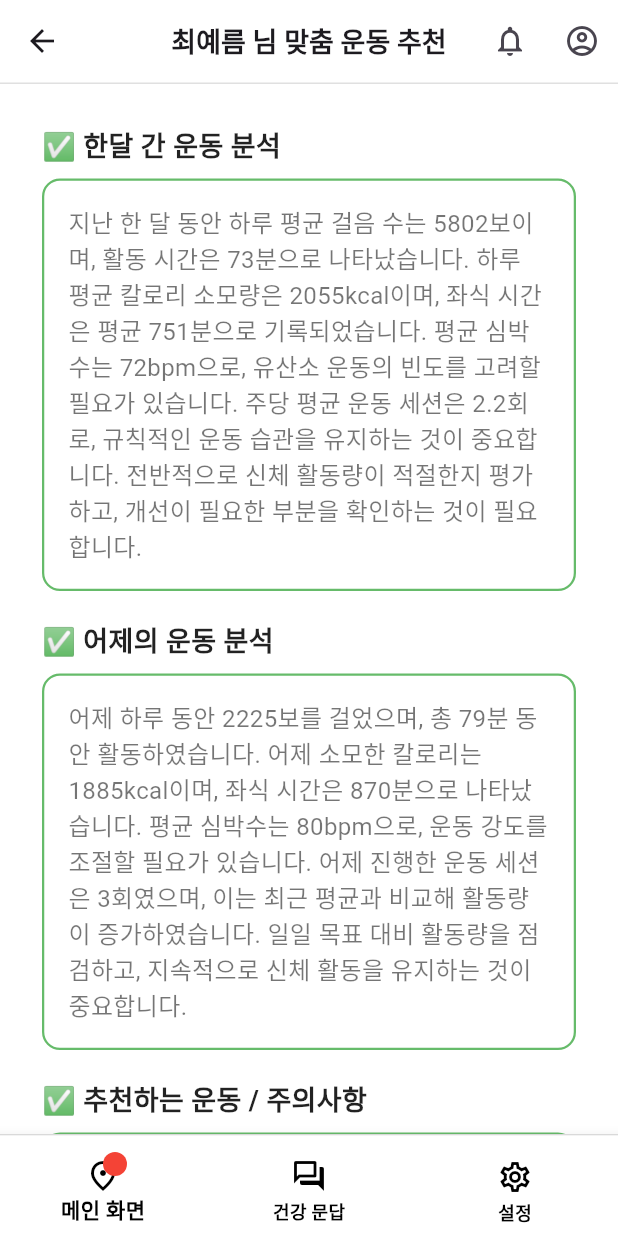
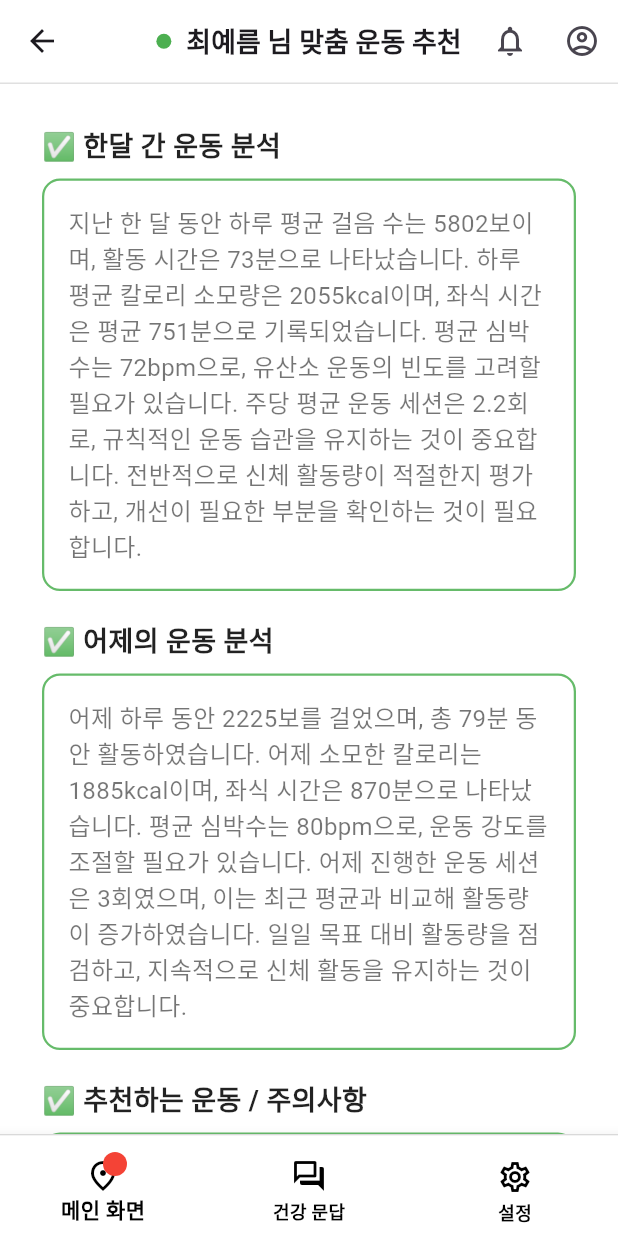
Before and after one commit to CapstonProduct/day_in_bloom_v1, a Flutter app: the ExerciseRecommendationScreen screen opened by its route, on a phone screen of 412 x 824 dp. Run offline on Flutter 3.47's test engine with Material 3 defaults, Android fonts, the phone set to English and light mode, and no system bars; our stand-ins replace flutter_native_splash, go_router, smooth_page_indicator, table_calendar, youtube_player_flutter.

Commit message:
Feat: Add battery status light

```diff
--- /dev/null
+++ b/lib/features/deviceinfo/screen/battery_status_screen.dart
@@ -0,0 +1,16 @@
+import 'package:flutter/material.dart';
+import 'package:day_in_bloom_v1/widgets/app_bar.dart';
+import 'package:go_router/go_router.dart';
+
+class BatteryStatusScreen extends StatelessWidget {
+  const BatteryStatusScreen({super.key});
+
+  @override
+  Widget build(BuildContext context) {
+
+    return Scaffold(
+      appBar: const CustomAppBar(title: "Fitbit 기기정보"),
+      body: Text("배터리 & 기기정보 화면"),
+    );
+  }
+}
--- a/lib/utils/router_without_animation.dart
+++ b/lib/utils/router_without_animation.dart
@@ -1,5 +1,6 @@
 import 'package:day_in_bloom_v1/features/authentication/screen/login_screen.dart';
 import 'package:day_in_bloom_v1/features/authentication/screen/input_user_info_screen.dart';
+import 'package:day_in_bloom_v1/features/deviceinfo/screen/battery_status_screen.dart';
 import 'package:day_in_bloom_v1/features/healthreport/screen/report_category_screen.dart';
 import 'package:day_in_bloom_v1/features/healthreport/screen/report_doctor_advice_screen.dart';
 import 'package:day_in_bloom_v1/features/healthreport/screen/report_exercise_screen.dart';
@@ -70,6 +71,10 @@ final GoRouter appRouter = GoRouter(
             GoRoute(
               path: 'sleepRecommendation',
               pageBuilder: (context, state) => NoTransitionPage(child: SleepRecommendationScreen()),
+            ),
+            GoRoute(
+              path: 'batteryStatus',
+              pageBuilder: (context, state) => NoTransitionPage(child: BatteryStatusScreen()),
             ),
             GoRoute(
               path: 'report',
--- a/lib/widgets/app_bar.dart
+++ b/lib/widgets/app_bar.dart
@@ -11,17 +11,48 @@ class CustomAppBar extends StatelessWidget implements PreferredSizeWidget {
     this.showBackButton = false,
   });
 
+  Color _getBatteryIndicatorColor() {
+    int batteryStatus = 90;
+
+    if (batteryStatus > 60) {
+      return Colors.green;
+    } else if (batteryStatus > 30) {
+      return Colors.yellow;
+    } else {
+      return Colors.red;
+    }
+  }
+
   @override
   Widget build(BuildContext context) {
     return AppBar(
       backgroundColor: Colors.white,
       centerTitle: true,
-      title: Text(
-        title,
-        style: const TextStyle(
-          fontWeight: FontWeight.bold,
-          fontSize: 18,
-        ),
+      title: Row(
+        mainAxisSize: MainAxisSize.min,
+        children: [
+          GestureDetector(
+            onTap: () {
+              context.go('/homeCalendar/batteryStatus');
+            },
+            child: Container(
+              width: 10,
+              height: 10,
+              decoration: BoxDecoration(
+                color: _getBatteryIndicatorColor(),
+                shape: BoxShape.circle,
+              ),
+            ),
+          ),
+          const SizedBox(width: 10),
+          Text(
+            title,
+            style: const TextStyle(
+              fontWeight: FontWeight.bold,
+              fontSize: 18,
+            ),
+          ),
+        ],
       ),
       leading: showBackButton ? const BackButton() : null,
       actions: [
```
